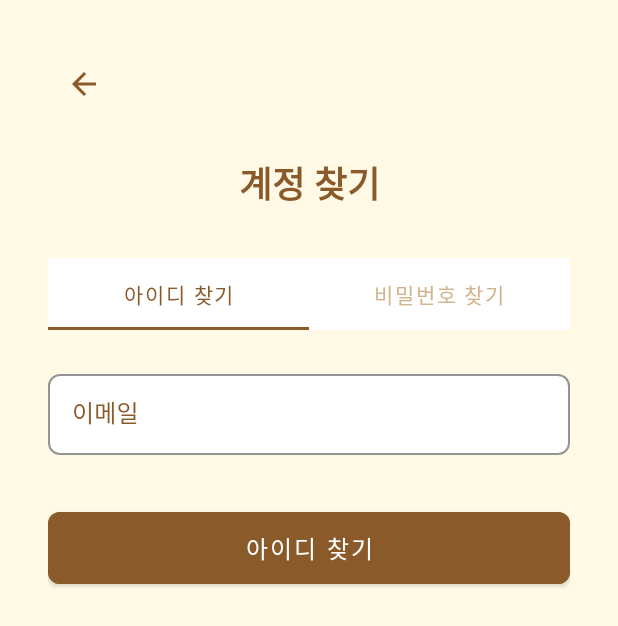
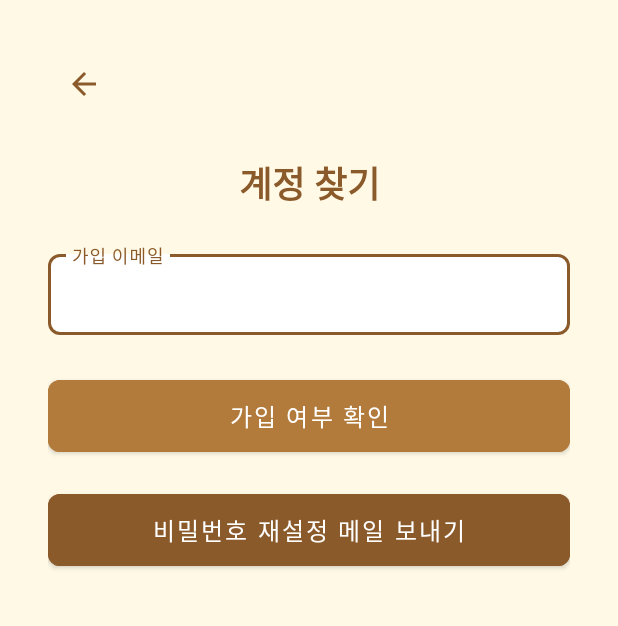
Before and after one commit to taejeong0531-droi/project1, an Android app: the screen it shows after launch (FindAccountActivity), after a tap on "비밀번호찾기", on a phone screen of 412 x 824 dp. Shown: the top 626 px of the screen. Run offline under Robolectric (Android 15) with nearby library versions, the light colour scheme and no system bars; our stand-ins replace CircleImageView, Firebase (no records; nobody signed in at launch, a user with empty details on screens opened directly), Room's generated code.

Commit message:
Refine account recovery and emotion history\n- Remove TabLayout/ViewPager, show FindIdFragment directly\n- Use FirebaseAuth for 가입 여부 확인 and show sign-in method\n- Simplify reset email message\n- Remove unused FindPassword fragment/layout\n- Emotion flow: no auto-save, save only on selection, one chosen food only\n- History: filter entries to only those with a selected food; cleanup old auto-saved entries

```diff
--- a/app/src/main/java/com/example/myapplication/auth/FindAccountActivity.kt
+++ b/app/src/main/java/com/example/myapplication/auth/FindAccountActivity.kt
@@ -3,37 +3,26 @@ package com.example.myapplication.auth
 import android.os.Bundle
 import android.view.View
 import androidx.appcompat.app.AppCompatActivity
-import androidx.fragment.app.Fragment
-import androidx.viewpager2.adapter.FragmentStateAdapter
-import androidx.viewpager2.widget.ViewPager2
 import com.example.myapplication.R
 import com.example.myapplication.databinding.ActivityFindAccountBinding
-import com.google.android.material.tabs.TabLayoutMediator
 
 class FindAccountActivity : AppCompatActivity() {
     private lateinit var binding: ActivityFindAccountBinding
-    private val tabTitles = arrayOf("아이디 찾기", "비밀번호 찾기")
 
     override fun onCreate(savedInstanceState: Bundle?) {
         super.onCreate(savedInstanceState)
         binding = ActivityFindAccountBinding.inflate(layoutInflater)
         setContentView(binding.root)
 
-        setupViewPager()
         setupBackButton()
-    }
 
-    private fun setupViewPager() {
-        val viewPager = binding.viewPager
-        val tabLayout = binding.tabLayout
-
-        val adapter = FindAccountPagerAdapter(this)
-        viewPager.adapter = adapter
-
-        // Connect TabLayout with ViewPager2
-        TabLayoutMediator(tabLayout, viewPager) { tab, position ->
-            tab.text = tabTitles[position]
-        }.attach()
+        // 직접 프래그먼트를 컨테이너에 로드
+        if (savedInstanceState == null) {
+            supportFragmentManager
+                .beginTransaction()
+                .replace(R.id.fragmentContainer, FindIdFragment())
+                .commit()
+        }
     }
 
     private fun setupBackButton() {
@@ -42,14 +31,3 @@ class FindAccountActivity : AppCompatActivity() {
         }
     }
 }
-
-class FindAccountPagerAdapter(activity: AppCompatActivity) : FragmentStateAdapter(activity) {
-    override fun getItemCount(): Int = 2
-
-    override fun createFragment(position: Int): Fragment {
-        return when (position) {
-            0 -> FindIdFragment()
-            else -> FindPasswordFragment()
-        }
-    }
-}
--- a/app/src/main/java/com/example/myapplication/data/EmotionDao.kt
+++ b/app/src/main/java/com/example/myapplication/data/EmotionDao.kt
@@ -18,6 +18,9 @@ interface EmotionDao {
         insertFoods(foodsWithEntryId)
     }
 
+    @Query("DELETE FROM emotion_entries WHERE dateEpochDay = :dateEpochDay")
+    suspend fun deleteEntriesByDate(dateEpochDay: Long)
+
     @Query("SELECT * FROM emotion_entries WHERE dateEpochDay = :dateEpochDay ORDER BY createdAt DESC")
     fun getEntriesByDate(dateEpochDay: Long): Flow<List<EmotionEntry>>
 
@@ -29,4 +32,13 @@ interface EmotionDao {
 
     @Query("SELECT * FROM emotion_entries ORDER BY createdAt DESC LIMIT 50")
     fun getAllEntriesRecent(): Flow<List<EmotionEntry>>
+
+    // 선택된 음식이 하나도 연결되지 않은 엔트리 정리(과거 자동저장 잔재 제거)
+    @Query(
+        "DELETE FROM emotion_entries WHERE id IN (" +
+                "SELECT e.id FROM emotion_entries e LEFT JOIN food_selections f ON f.entryId = e.id " +
+                "GROUP BY e.id HAVING COALESCE(SUM(CASE WHEN f.isSelected = 1 THEN 1 ELSE 0 END), 0) = 0"
+                + ")"
+    )
+    suspend fun deleteEntriesWithoutSelectedFood()
 }
--- a/app/src/main/java/com/example/myapplication/data/EmotionRepository.kt
+++ b/app/src/main/java/com/example/myapplication/data/EmotionRepository.kt
@@ -5,7 +5,12 @@ import kotlinx.coroutines.flow.Flow
 class EmotionRepository(private val dao: EmotionDao) {
 
     suspend fun saveEmotionAnalysis(entry: EmotionEntry, foods: List<FoodSelection>) {
+        // 기존 기록은 보존하고, 사용자가 선택한 순간의 결과만 추가로 저장한다
         dao.insertEntryWithFoods(entry, foods)
+    }
+
+    suspend fun cleanupEntriesWithoutSelection() {
+        dao.deleteEntriesWithoutSelectedFood()
     }
 
     fun getEntriesByDate(dateEpochDay: Long): Flow<List<EmotionEntry>> {
@@ -20,7 +25,5 @@ class EmotionRepository(private val dao: EmotionDao) {
         return dao.getFoodsByEntry(entryId)
     }
 
-    fun getAllEntriesRecent(): Flow<List<EmotionEntry>> {
-        return dao.getAllEntriesRecent()
-    }
+    fun getAllEntriesRecent(): Flow<List<EmotionEntry>> = dao.getAllEntriesRecent()
 }
--- a/app/src/main/res/layout/activity_find_account.xml
+++ b/app/src/main/res/layout/activity_find_account.xml
@@ -28,37 +28,16 @@
         <TextView
             android:layout_width="match_parent"
             android:layout_height="wrap_content"
-            android:layout_marginBottom="32dp"
+            android:layout_marginBottom="24dp"
             android:gravity="center"
             android:text="계정 찾기"
             android:textColor="#8B5A2B"
             android:textSize="24sp"
             android:textStyle="bold" />
 
-        <!-- 탭 레이아웃 -->
-        <com.google.android.material.tabs.TabLayout
-            android:id="@+id/tabLayout"
-            android:layout_width="match_parent"
-            android:layout_height="wrap_content"
-            android:layout_marginBottom="24dp"
-            app:tabIndicatorColor="#8B5A2B"
-            app:tabSelectedTextColor="#8B5A2B"
-            app:tabTextColor="#D2B48C">
-
-            <com.google.android.material.tabs.TabItem
-                android:layout_width="wrap_content"
-                android:layout_height="wrap_content"
-                android:text="아이디 찾기" />
-
-            <com.google.android.material.tabs.TabItem
-                android:layout_width="wrap_content"
-                android:layout_height="wrap_content"
-                android:text="비밀번호 찾기" />
-        </com.google.android.material.tabs.TabLayout>
-
-        <!-- 뷰페이저 -->
-        <androidx.viewpager2.widget.ViewPager2
-            android:id="@+id/viewPager"
+        <!-- 프래그먼트 컨테이너 -->
+        <FrameLayout
+            android:id="@+id/fragmentContainer"
             android:layout_width="match_parent"
             android:layout_height="wrap_content"
             android:background="@android:color/transparent" />
--- a/app/src/main/res/layout/fragment_find_id.xml
+++ b/app/src/main/res/layout/fragment_find_id.xml
@@ -10,7 +10,7 @@
         android:layout_width="match_parent"
         android:layout_height="wrap_content"
         android:layout_marginBottom="16dp"
-        android:hint="이메일">
+        android:hint="가입 이메일">
 
         <com.google.android.material.textfield.TextInputEditText
             android:id="@+id/editEmailForFindId"
@@ -23,13 +23,26 @@
     </com.google.android.material.textfield.TextInputLayout>
 
     <com.google.android.material.button.MaterialButton
+        android:id="@+id/btnCheckEmailExists"
+        android:layout_width="match_parent"
+        android:layout_height="wrap_content"
+        android:layout_marginTop="8dp"
+        android:backgroundTint="#B27A3B"
+        android:padding="12dp"
+        android:text="가입 여부 확인"
+        android:textAllCaps="false"
+        android:textColor="#FFFFFF"
+        android:textSize="16sp"
+        app:cornerRadius="8dp" />
+
+    <com.google.android.material.button.MaterialButton
         android:id="@+id/btnFindId"
         android:layout_width="match_parent"
         android:layout_height="wrap_content"
         android:layout_marginTop="16dp"
         android:backgroundTint="#8B5A2B"
         android:padding="12dp"
-        android:text="아이디 찾기"
+        android:text="비밀번호 재설정 메일 보내기"
         android:textAllCaps="false"
         android:textColor="#FFFFFF"
         android:textSize="16sp"
```
Also changed, not shown: app/src/main/java/com/example/myapplication/EmotionActivity.kt (+11 -14 lines), app/src/main/java/com/example/myapplication/HistoryFragment.kt (+19 -4 lines), app/src/main/java/com/example/myapplication/auth/FindIdFragment.kt (+49 -21 lines), app/src/main/java/com/example/myapplication/auth/FindPasswordFragment.kt (deleted, +0 -86 lines), app/src/main/res/layout/fragment_find_password.xml (deleted, +0 -68 lines).
